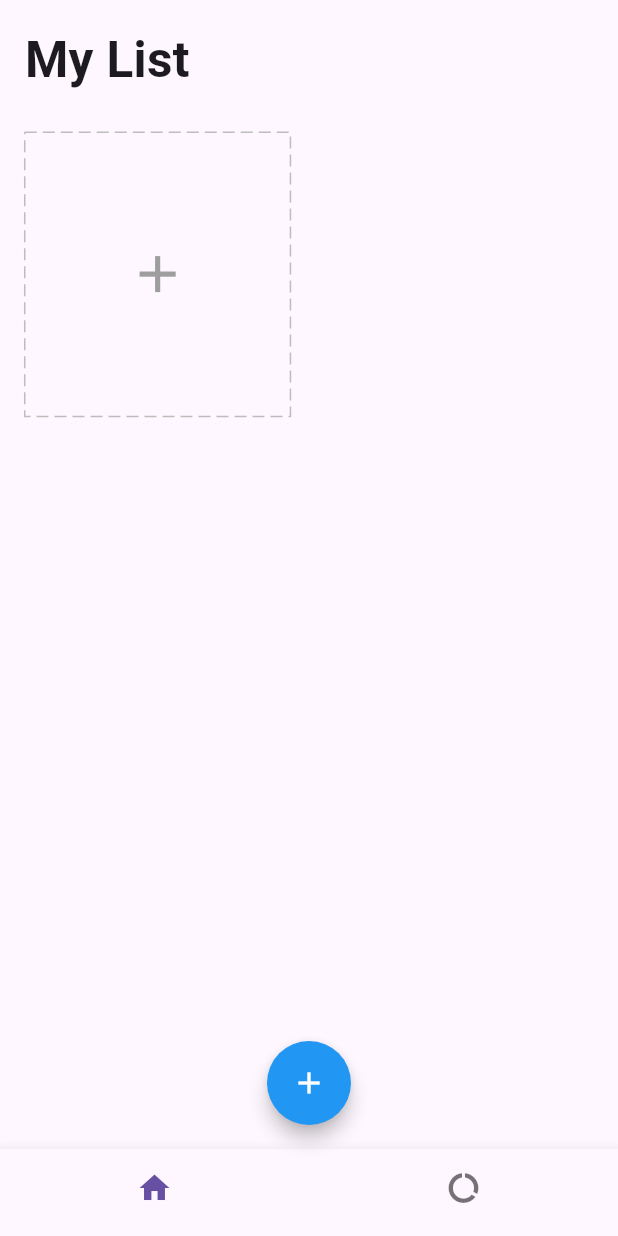
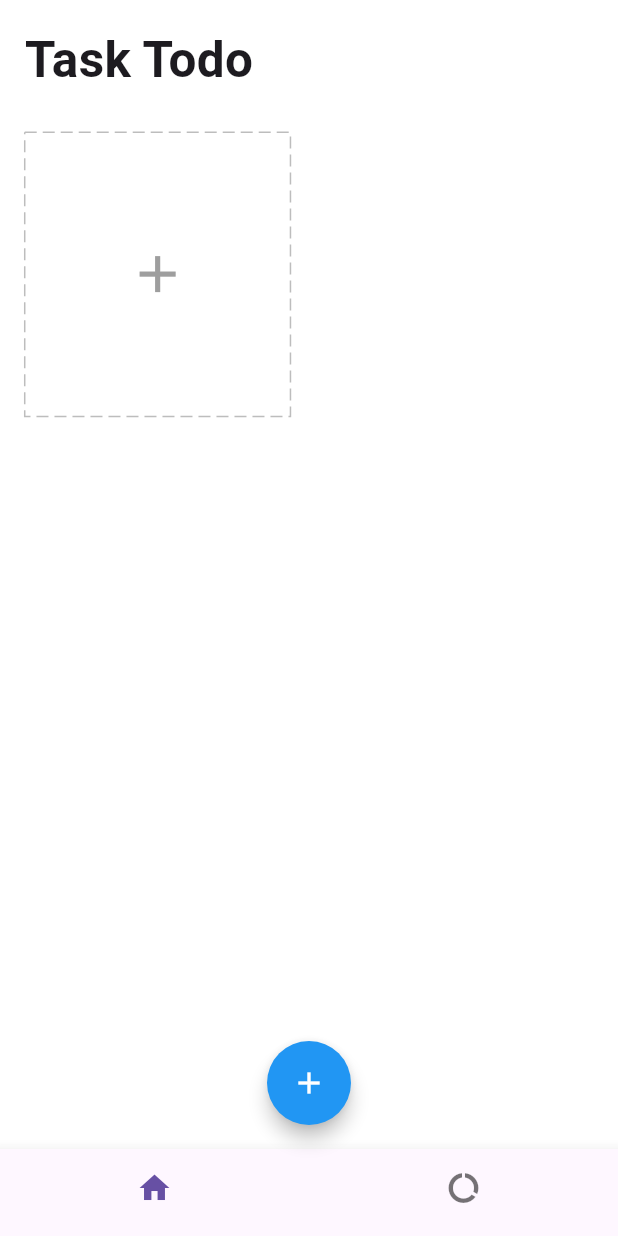
Before and after one commit to Iamdheeraj22/task_todo, a Flutter app: the screen it shows after launch, on a phone screen of 412 x 824 dp. Run offline on Flutter 3.47's test engine with Material 3 defaults, Android fonts, the phone set to English and light mode, and no system bars; drawn by our look-alikes of dotted_border; our stand-ins replace equatable, flutter_easyloading, get, get_storage, step_progress_indicator.

Commit message:
refactor : Change "My Task" to "Task Todo"

```diff
--- a/lib/app/modules/home/home_page.dart
+++ b/lib/app/modules/home/home_page.dart
@@ -15,6 +15,7 @@ class HomePage extends GetView<HomeController> {
   @override
   Widget build(BuildContext context) {
     return Scaffold(
+      backgroundColor: Colors.white,
       body: Obx(
         () => IndexedStack(index: controller.tabIndex.value, children: [
           SafeArea(
@@ -22,7 +23,7 @@ class HomePage extends GetView<HomeController> {
               padding: EdgeInsets.all(4.0.wp),
               children: [
                 Text(
-                  'My List',
+                  'Task Todo',
                   style: TextStyle(
                     fontSize: 24.0.sp,
                     fontWeight: FontWeight.bold,
```
